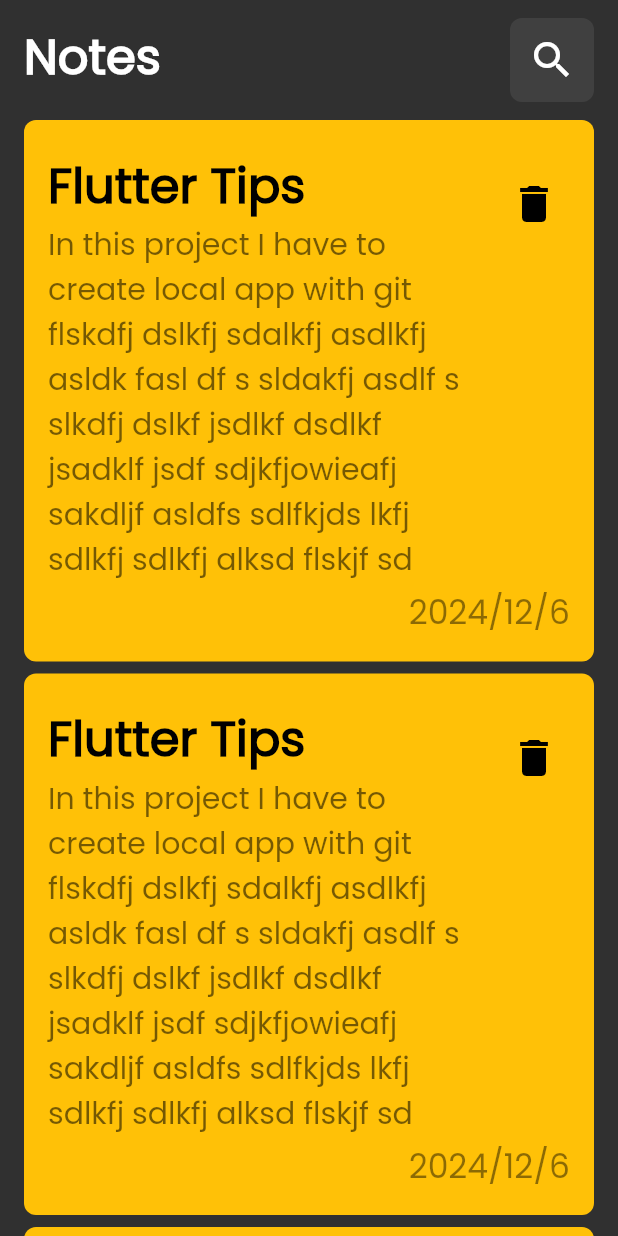
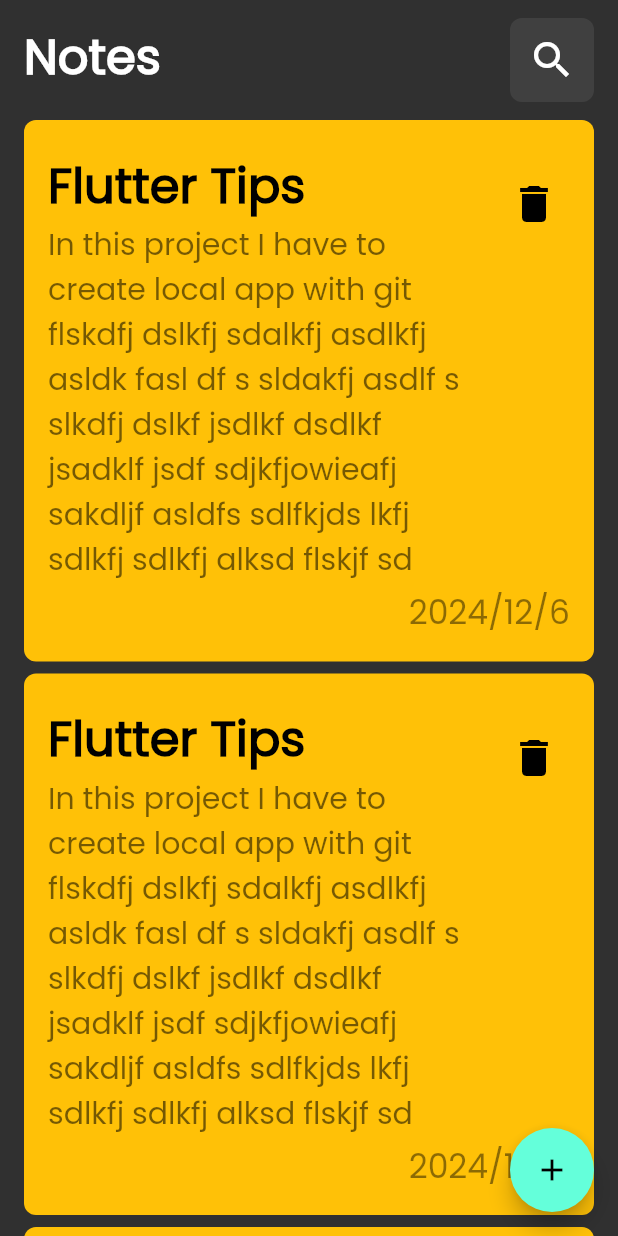
Before and after one commit to osamaahmedalsharabi/new_repo, a Flutter app: the screen it shows after launch, on a phone screen of 412 x 824 dp. Run offline on Flutter 3.47's test engine with Material 3 defaults, Android fonts, the phone set to English and light mode, and no system bars.

Commit message:
add the floating action button and added the model bottom sheet

```diff
--- a/lib/views/home_view.dart
+++ b/lib/views/home_view.dart
@@ -1,3 +1,4 @@
+import 'package:fifth_note_app/views/widgets/custom_model_bottom_sheet.dart';
 import 'package:fifth_note_app/views/widgets/home_view_body.dart';
 import 'package:flutter/material.dart';
 
@@ -8,9 +9,24 @@
 
   @override
   Widget build(BuildContext context) {
-    return const SafeArea(
+    return SafeArea(
       child: Scaffold(
-        body: HomeViewBody(),
+        floatingActionButton: FloatingActionButton(
+          onPressed: () {
+            showModalBottomSheet(
+                shape: const BeveledRectangleBorder(
+                    borderRadius: BorderRadius.only(
+                  topLeft: Radius.circular(8),
+                  topRight: Radius.circular(8),
+                )),
+                context: context,
+                builder: (context) {
+                  return const CustomModelBottomSheet();
+                });
+          },
+          child: const Icon(Icons.add),
+        ),
+        body: const HomeViewBody(),
       ),
     );
   }
```
